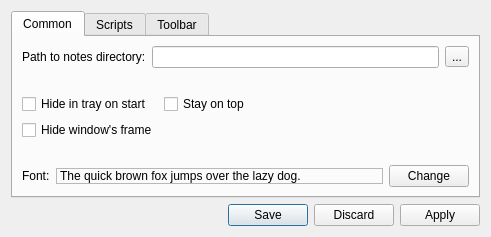
Old version of the form configdialog.ui in the repository proton/zNotes.
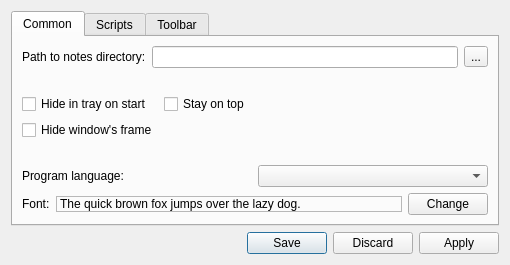
New version of the form. Icons and pictures are not drawn.

Commit message: improved  toolbar editor, added several comments, removed translation support (in rewriting now)

The edit to the form file:
```diff
--- a/configdialog.ui
+++ b/configdialog.ui
@@ -6,8 +6,8 @@
    <rect>
     <x>0</x>
     <y>0</y>
-    <width>491</width>
-    <height>237</height>
+    <width>510</width>
+    <height>265</height>
    </rect>
   </property>
   <property name="windowTitle">
@@ -84,6 +84,20 @@
          </item>
         </layout>
        </item>
+       <item>
+        <layout class="QHBoxLayout" name="horizontalLayout_6">
+         <item>
+          <widget class="QLabel" name="label_3">
+           <property name="text">
+            <string>Program language:</string>
+           </property>
+          </widget>
+         </item>
+         <item>
+          <widget class="QComboBox" name="cmb_Language"/>
+         </item>
+        </layout>
+       </item>
        <item>
         <layout class="QHBoxLayout" name="horizontalLayout_2">
          <item>
```
The commit also changes 4 other files.
